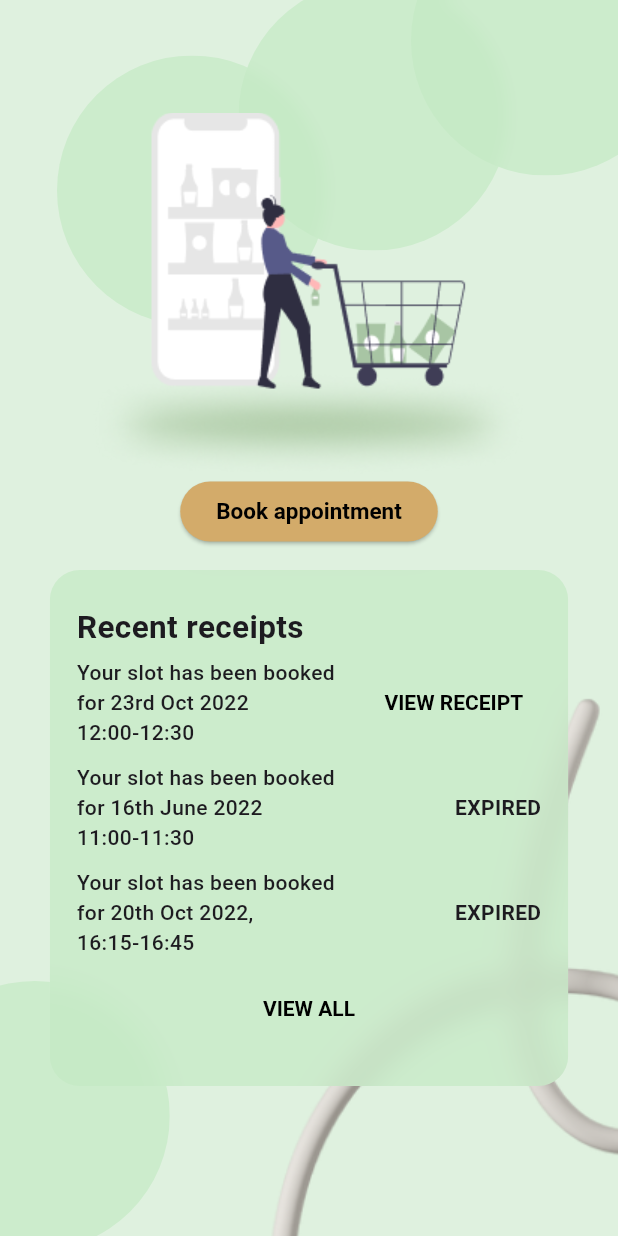
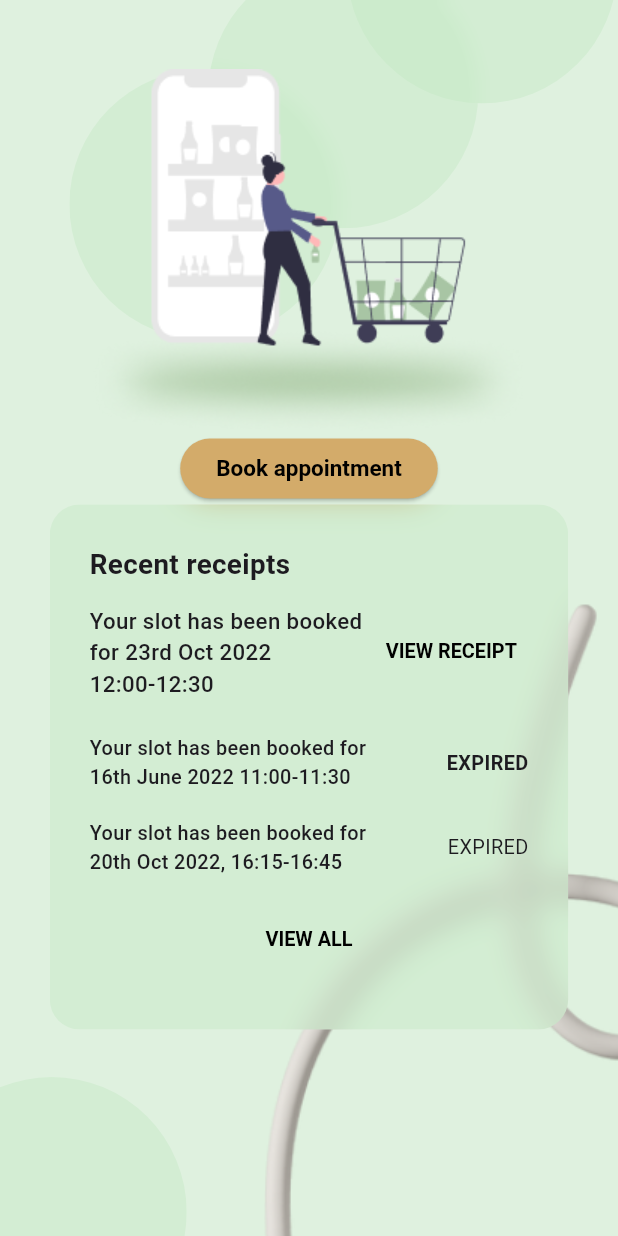
Before and after one commit to isnik09/canteen-app, a Flutter app: the screen it shows after launch, on a phone screen of 412 x 824 dp. Run offline on Flutter 3.47's test engine with Material 2 defaults, Android fonts, the phone set to English and light mode, and no system bars; drawn by our look-alikes of blurrycontainer.

Commit message:
CLEANED UP CODE(EXTRACTED WIDGETS)...

```diff
--- /dev/null
+++ b/lib/custom-widgets/background.dart
@@ -0,0 +1,49 @@
+import 'package:canteen_app/asset-data.dart';
+import 'package:flutter/material.dart';
+import '../custom-widgets/circles.dart';
+
+class BACKGROUND extends StatelessWidget {
+  const BACKGROUND({
+    Key? key,
+    required this.TEN,
+  }) : super(key: key);
+
+  final double TEN;
+
+  @override
+  Widget build(BuildContext context) {
+    return Stack(
+      alignment: Alignment.topCenter,
+      clipBehavior: Clip.none,
+      fit: StackFit.expand,
+      children: [
+        Container(),
+        Positioned(
+          child: circle(),
+          top: TEN * 5,
+          left: TEN * 5,
+        ),
+        Positioned(
+          child: circle(),
+          top: -(TEN * 3),
+          left: TEN * 15,
+        ),
+        Positioned(
+          child: circle(),
+          top: -(TEN * 12),
+          left: TEN * 25,
+        ),
+        Positioned(
+          child: Image.asset(line_image),
+          bottom: -(TEN * 4),
+          right: -(TEN * 7),
+        ),
+        Positioned(
+          child: circle(),
+          bottom: -(TEN * 8),
+          left: -(TEN * 6),
+        )
+      ],
+    );
+  }
+}
--- a/lib/custom-widgets/circles.dart
+++ b/lib/custom-widgets/circles.dart
@@ -16,7 +16,6 @@ class circle extends StatelessWidget {
       height: 180,
       elevation: 0,
       color: CIRCLES,
-      padding: const EdgeInsets.all(8),
       borderRadius: const BorderRadius.all(Radius.circular(180)),
     );
   }
--- a/lib/main.dart
+++ b/lib/main.dart
@@ -1,5 +1,3 @@
-import 'dart:ui';
-
 import './pages/captcha-page.dart';
 import 'package:flutter/material.dart';
 import './pages/home-page.dart';
@@ -17,17 +15,12 @@ void main() {
         textButtonTheme: TextButtonThemeData(
           style: TextButton.styleFrom(
             textStyle: TextStyle(
-              fontSize: 14,
               fontWeight: FontWeight.bold,
             ),
             primary: Colors.black,
           ),
         ),
         scaffoldBackgroundColor: BG,
-        textTheme: const TextTheme(
-          button: TextStyle(fontSize: 14.0, fontWeight: FontWeight.bold),
-          bodyText2: TextStyle(fontSize: 14.0, fontWeight: FontWeight.normal),
-        ),
         elevatedButtonTheme: ElevatedButtonThemeData(
           style: ElevatedButton.styleFrom(
             primary: ACCENTCOLOUR,
@@ -56,6 +49,8 @@ class MyApp extends StatelessWidget {
 
   @override
   Widget build(BuildContext context) {
+    double SCREENWIDTH = MediaQuery.of(context).size.width;
+    double SCREENHEIGHT = MediaQuery.of(context).size.height;
     return MaterialApp(
       debugShowCheckedModeBanner: true,
       home: const HomePage(),
--- a/lib/pages/home-page.dart
+++ b/lib/pages/home-page.dart
@@ -1,8 +1,8 @@
 import 'package:blurrycontainer/blurrycontainer.dart';
+import 'package:canteen_app/asset-data.dart';
 import 'package:canteen_app/theme-data.dart';
 import 'package:flutter/material.dart';
-import '../asset-data.dart';
-import '../custom-widgets/circles.dart';
+import '../custom-widgets/background.dart';
 
 class HomePage extends StatelessWidget {
   const HomePage({super.key});
@@ -12,88 +12,67 @@ class HomePage extends StatelessWidget {
     double SCREENWIDTH = MediaQuery.of(context).size.width;
     double SCREENHEIGHT = MediaQuery.of(context).size.height;
 
+    double one = SCREENHEIGHT * 0.001123236;
+    double two = SCREENHEIGHT * 0.002246472;
+    double three = SCREENHEIGHT * 0.003369707;
+    double four = SCREENHEIGHT * 0.004492943;
+    double FIVE = SCREENHEIGHT * 0.005616179;
+    double six = SCREENHEIGHT * 0.006739415;
+    double seven = SCREENHEIGHT * 0.007862651;
+    double eight = SCREENHEIGHT * 0.008985887;
+    double nine = SCREENHEIGHT * 0.010109122;
+    double TEN = SCREENHEIGHT * 0.011232358;
+
     return Scaffold(
       body: SafeArea(
         child: Center(
+          child: Stack(
+            children: <Widget>[
+              BACKGROUND(TEN: TEN),
+              Container(
+                child: Center(
                   child: Column(
-            children: [
-              Container(
-                padding: const EdgeInsets.only(top: 75),
-                child: Stack(
-                  fit: StackFit.loose,
-                  clipBehavior: Clip.none,
-                  alignment: Alignment.center,
                     children: <Widget>[
-                    const Positioned(
-                      bottom: 100,
-                      left: -20,
-                      child: circle(),
+                      Padding(
+                        padding: EdgeInsets.only(top: (TEN * 5)),
+                        child: Image.asset(cart_image),
                       ),
-                    const Positioned(
-                      right: 15,
-                      bottom: 150,
-                      child: circle(),
-                    ),
-                    const Positioned(
-                      right: -100,
-                      bottom: 200,
-                      child: circle(),
-                    ),
-                    Positioned(child: Image.asset(cart_image))
-                  ],
-                ),
-              ),
-              Padding(
-                padding: const EdgeInsets.only(bottom: 15.0),
-                child: ElevatedButton(
+                      ElevatedButton(
                         onPressed: () {
                           Navigator.pushNamed(context, '/book-a-slot');
                         },
                         child: const Text('Book appointment'),
                       ),
-              ),
-              Stack(
-                fit: StackFit.loose,
-                clipBehavior: Clip.none,
-                alignment: Alignment.center,
-                children: [
-                  Positioned(
-                    right: -100,
-                    bottom: -200,
-                    child: Image.asset(line_image),
-                  ),
-                  const Positioned(
-                    bottom: -110,
-                    left: -100,
-                    child: circle(),
-                  ),
                       BlurryContainer(
                         blur: 10,
                         color: CIRCLES,
-                    borderRadius: const BorderRadius.all(Radius.circular(20)),
+                        borderRadius:
+                            const BorderRadius.all(Radius.circular(20)),
                         child: SizedBox(
                           width: SCREENHEIGHT * 0.4,
                           child: ListView(
                             shrinkWrap: true,
-                        physics: const NeverScrollableScrollPhysics(),
-                        padding: const EdgeInsets.symmetric(
-                            vertical: 15, horizontal: 10),
+                            physics: NeverScrollableScrollPhysics(),
+                            padding: EdgeInsets.symmetric(
+                                vertical: TEN * 2, horizontal: TEN * 2),
                             children: [
-                          const Text("Recent receipts",
+                              Text("Recent receipts",
                                   style: TextStyle(
-                                  fontSize: 21, fontWeight: FontWeight.bold)),
+                                      fontSize: TEN * 2,
+                                      fontWeight: FontWeight.bold)),
                               Padding(
-                            padding: const EdgeInsets.symmetric(
-                                vertical: 5, horizontal: 0),
+                                padding: EdgeInsets.symmetric(
+                                    vertical: (TEN + 5), horizontal: 0),
                                 child: Row(
-                              mainAxisAlignment: MainAxisAlignment.spaceBetween,
+                                  mainAxisAlignment:
+                                      MainAxisAlignment.spaceBetween,
                                   children: [
                                     SizedBox(
                                       width: SCREENWIDTH * 0.45,
-                                  child: const Text(
+                                      child: Text(
                                           'Your slot has been booked for 23rd Oct 2022 12:00-12:30',
                                           style: TextStyle(
-                                          fontSize: 14,
+                                              fontSize: SCREENWIDTH * 0.036,
                                               fontWeight: FontWeight.w500)),
                                     ),
                                     TextButton(
@@ -101,61 +80,66 @@ class HomePage extends StatelessWidget {
                                         Navigator.pushNamed(
                                             context, '/show-receipt');
                                       },
-                                  child: const Text('VIEW RECEIPT'),
+                                      child: Text(
+                                        'VIEW RECEIPT',
+                                        style: TextStyle(
+                                          fontSize: (TEN + 4),
+                                        ),
+                                      ),
                                     ),
                                   ],
                                 ),
                               ),
                               Padding(
-                            padding: const EdgeInsets.symmetric(
-                                vertical: 5, horizontal: 0),
+                                padding: EdgeInsets.symmetric(
+                                    vertical: TEN, horizontal: 0),
                                 child: Row(
-                              mainAxisAlignment: MainAxisAlignment.spaceBetween,
+                                  mainAxisAlignment:
+                                      MainAxisAlignment.spaceBetween,
                                   children: [
                                     SizedBox(
                                       width: SCREENWIDTH * 0.45,
-                                  child: const Text(
+                                      child: Text(
                                           'Your slot has been booked for 16th June 2022 11:00-11:30 ',
                                           style: TextStyle(
-                                          fontSize: 14,
+                                              fontSize: (TEN + 4),
                                               fontWeight: FontWeight.w500)),
                                     ),
-                                const Text(
+                                    Text(
                                       'EXPIRED',
                                       style: TextStyle(
-                                      fontSize: 14,
+                                          fontSize: (TEN + 4),
                                           fontWeight: FontWeight.bold),
                                     ),
                                   ],
                                 ),
                               ),
                               Padding(
-                            padding: const EdgeInsets.symmetric(
-                                vertical: 5, horizontal: 0),
+                                padding: EdgeInsets.symmetric(
+                                    vertical: TEN, horizontal: 0),
                                 child: Row(
-                              mainAxisAlignment: MainAxisAlignment.spaceBetween,
+                                  mainAxisAlignment:
+                                      MainAxisAlignment.spaceBetween,
                                   children: [
                                     SizedBox(
                                       width: SCREENWIDTH * 0.45,
-                                  child: const Text(
+                                      child: Text(
                                         'Your slot has been booked for 20th Oct 2022, 16:15-16:45',
                                         style: TextStyle(
-                                        fontSize: 14,
+                                            fontSize: (TEN + 4),
                                             fontWeight: FontWeight.w500),
                                       ),
                                     ),
-                                const Text(
+                                    Text(
                                       'EXPIRED',
-                                  style: TextStyle(
-                                      fontSize: 14,
-                                      fontWeight: FontWeight.bold),
+                                      style: TextStyle(fontSize: (TEN + 4)),
                                     ),
                                   ],
                                 ),
                               ),
                               Padding(
-                            padding: const EdgeInsets.symmetric(
-                                vertical: 5, horizontal: 0),
+                                padding: EdgeInsets.symmetric(
+                                    vertical: TEN, horizontal: 0),
                                 child: Row(
                                   mainAxisAlignment: MainAxisAlignment.center,
                                   children: [
@@ -164,7 +148,12 @@ class HomePage extends StatelessWidget {
                                         Navigator.pushNamed(
                                             context, '/show-receipt');
                                       },
-                                  child: const Text('VIEW ALL'),
+                                      child: Text(
+                                        'VIEW ALL',
+                                        style: TextStyle(
+                                          fontSize: (TEN + 4),
+                                        ),
+                                      ),
                                     ),
                                   ],
                                 ),
@@ -175,6 +164,8 @@ class HomePage extends StatelessWidget {
                       ),
                     ],
                   ),
+                ),
+              ),
             ],
           ),
         ),
--- a/lib/theme-data.dart
+++ b/lib/theme-data.dart
@@ -4,4 +4,4 @@ import 'package:flutter/material.dart';
 
 const BG = Color.fromARGB(255, 223, 241, 223);
 const ACCENTCOLOUR = Color.fromARGB(255, 211, 171, 106);
-const CIRCLES = Color.fromARGB(171, 195, 233, 195);
+const CIRCLES = Color.fromARGB(113, 195, 233, 195);
```
Also changed, not shown: 1 other file. Lines whose indentation alone changed are shown as unchanged.
